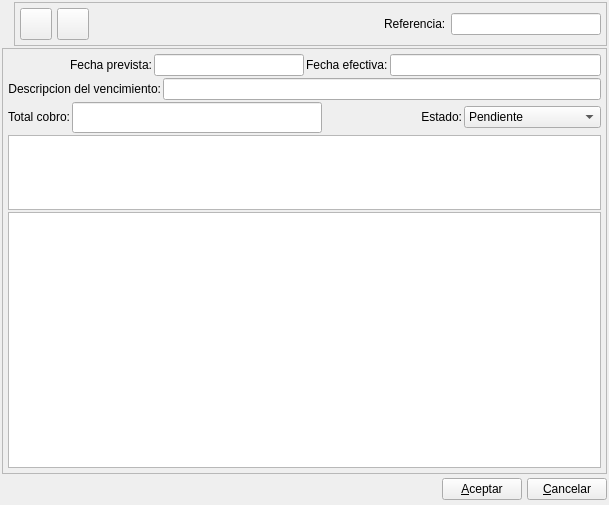
Above: bulmages/bulmafact/plugins/pluginbf_carteracobros/vencimientocbase.ui from eboladev/Bulmages-1 before the change. Below: the same form after it.
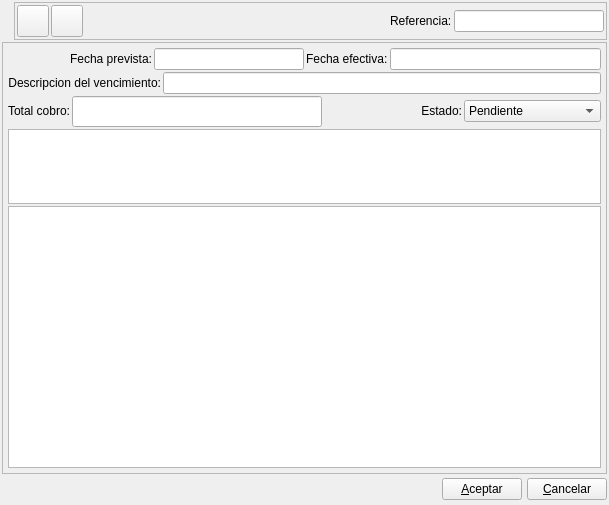
That is the form after the change. Icons and pictures are not drawn. Custom widgets are drawn as their Qt base class.

Commit message: Modifico los plugins de cartera para que los plugins genericos puedan meter sus cosas en ellos. Concretamente les agrego el frame mui_plugbotones y el hboxLayout1 para que los botones puestos por terceros salgan en su sitio

What changed in the file:
```diff
--- a/bulmages/bulmafact/plugins/pluginbf_carteracobros/vencimientocbase.ui
+++ b/bulmages/bulmafact/plugins/pluginbf_carteracobros/vencimientocbase.ui
@@ -75,12 +75,9 @@
        <property name="frameShadow">
         <enum>QFrame::Raised</enum>
        </property>
-       <layout class="QHBoxLayout">
-        <property name="spacing">
-         <number>5</number>
-        </property>
+       <layout class="QHBoxLayout" name="horizontalLayout_8">
         <property name="margin">
-         <number>5</number>
+         <number>2</number>
         </property>
         <item>
          <widget class="QToolButton" name="mui_guardar">
```
Left out of the diff: 9 changed lines with no effect on the pictures. The commit also changes 1 other file.
